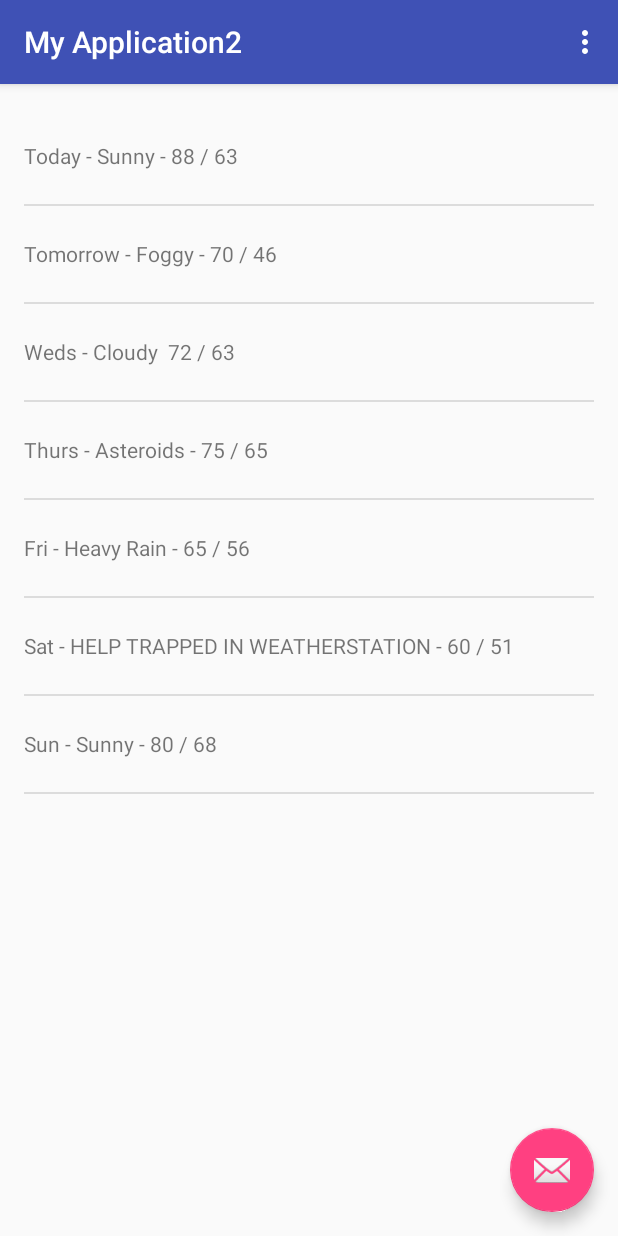
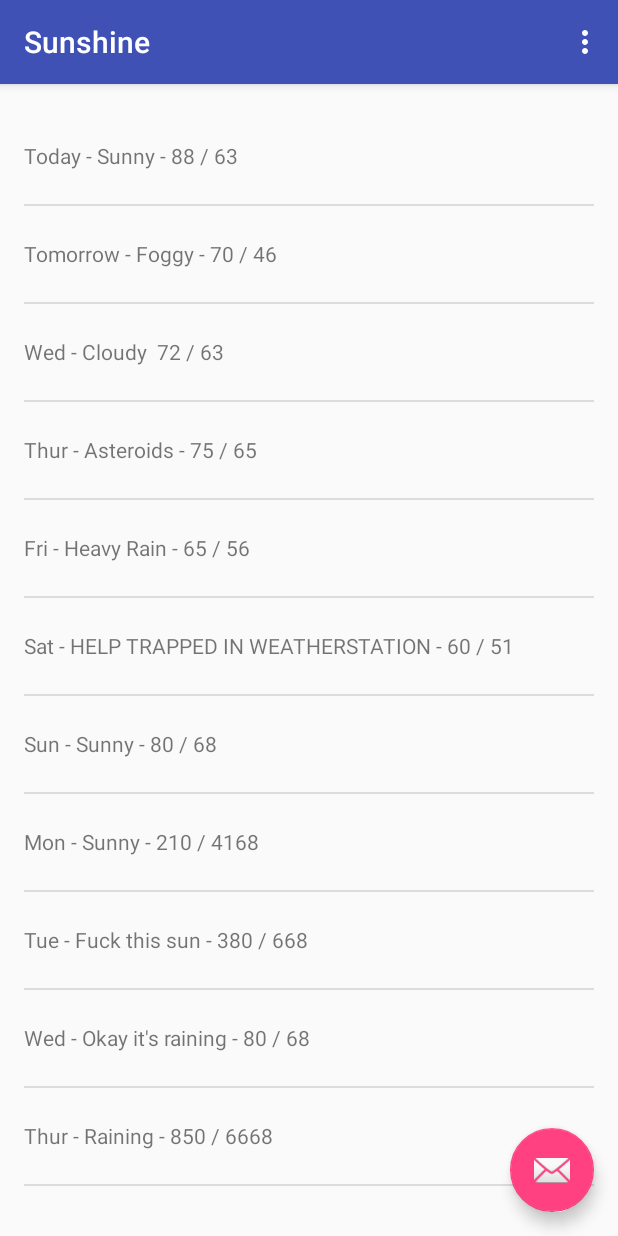
Before and after one commit to SilviaF/MyAndroidApp, an Android app: the screen it shows after launch (MainActivity), on a phone screen of 412 x 824 dp. Run offline under Robolectric (Android 15) with nearby library versions, the phone set to English and light mode, and no system bars.

Commit message:
1.11 - Lesson 1 checkpoint 11. FIXING VERSION BRAINFART. Creating a ListView and binding it to an ArrayAdapter for listing data. New xml layout. End of Lesson 1.

```diff
--- a/app/src/main/java/com/example/l0011638/myapplication2/MainActivityFragment.java
+++ b/app/src/main/java/com/example/l0011638/myapplication2/MainActivityFragment.java
@@ -31,11 +31,15 @@ public class MainActivityFragment extends Fragment {
         String[] myForecastArray = {
                 "Today - Sunny - 88 / 63",
                 "Tomorrow - Foggy - 70 / 46",
-                "Weds - Cloudy  72 / 63",
-                "Thurs - Asteroids - 75 / 65",
+                "Wed - Cloudy  72 / 63",
+                "Thur - Asteroids - 75 / 65",
                 "Fri - Heavy Rain - 65 / 56",
                 "Sat - HELP TRAPPED IN WEATHERSTATION - 60 / 51",
-                "Sun - Sunny - 80 / 68"
+                "Sun - Sunny - 80 / 68",
+                "Mon - Sunny - 210 / 4168",
+                "Tue - Fuck this sun - 380 / 668",
+                "Wed - Okay it's raining - 80 / 68",
+                "Thur - Raining - 850 / 6668"
         };
 
         ArrayList<String> myWeather = new ArrayList<>(Arrays.asList(myForecastArray));
--- a/app/src/main/res/values/strings.xml
+++ b/app/src/main/res/values/strings.xml
@@ -1,5 +1,5 @@
 <resources>
-    <string name="app_name">My Application2</string>
+    <string name="app_name">Sunshine</string>
     <string name="action_settings">Settings</string>
     <string name="cloudy">cloudy</string>
 </resources>
```
Also changed, not shown: 1 other file.
